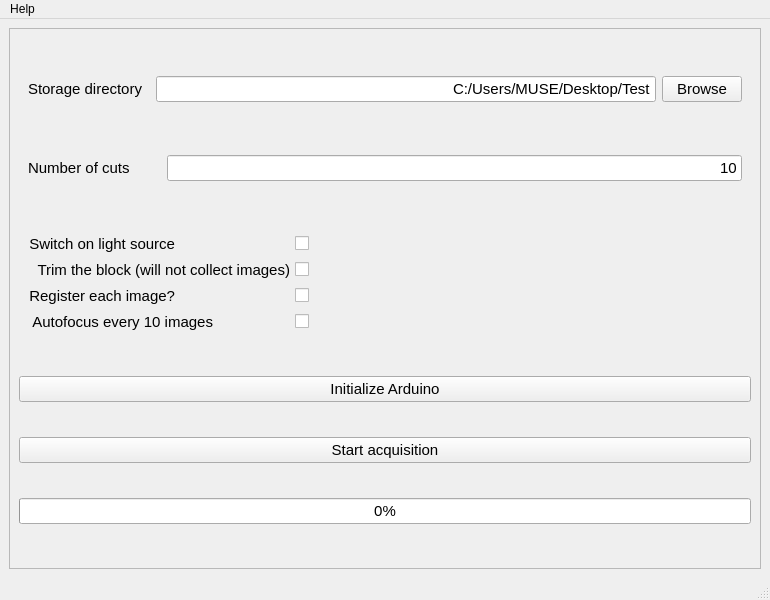
Before: the Qt Designer form mainwindow.ui in ckolluru/3D-MUSE-acquire, drawn with Qt 5.
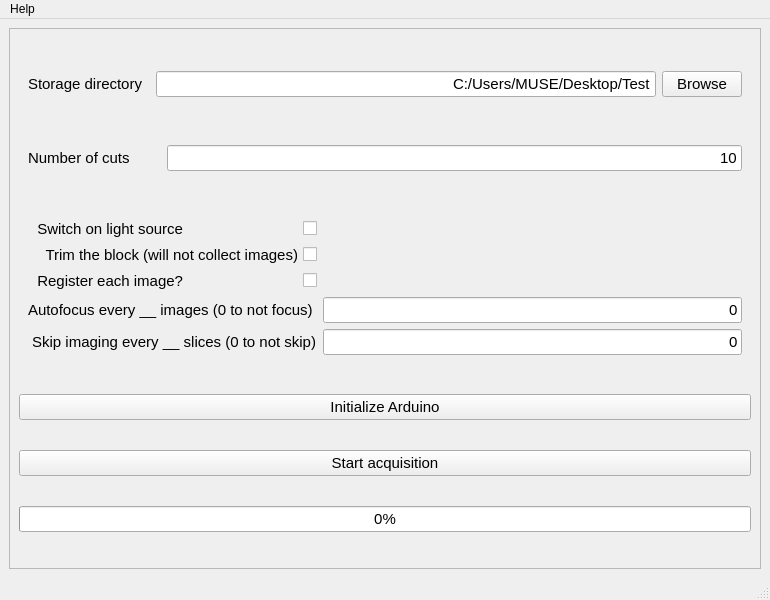
After: the same form once the commit is applied.

Commit message: Skip imaging every N slices functionality.

Diff of the .ui file:
```diff
--- a/mainwindow.ui
+++ b/mainwindow.ui
@@ -240,8 +240,29 @@
              </property>
             </spacer>
            </item>
-           <item row="6" column="3">
-            <spacer name="horizontalSpacer_6">
+           <item row="4" column="2">
+            <widget class="QCheckBox" name="trimBlockCheckbox">
+             <property name="font">
+              <font>
+               <family>Segoe UI</family>
+               <pointsize>11</pointsize>
+               <weight>50</weight>
+               <bold>false</bold>
+              </font>
+             </property>
+             <property name="layoutDirection">
+              <enum>Qt::RightToLeft</enum>
+             </property>
+             <property name="styleSheet">
+              <string notr="true">spacing:5;</string>
+             </property>
+             <property name="text">
+              <string>Trim the block (will not collect images)</string>
+             </property>
+            </widget>
+           </item>
+           <item row="0" column="3">
+            <spacer name="horizontalSpacer_7">
              <property name="orientation">
               <enum>Qt::Horizontal</enum>
              </property>
@@ -253,6 +274,54 @@
              </property>
             </spacer>
            </item>
+           <item row="7" column="2">
+            <widget class="QLabel" name="label">
+             <property name="font">
+              <font>
+               <family>Segoe UI</family>
+               <pointsize>11</pointsize>
+               <weight>50</weight>
+               <bold>false</bold>
+              </font>
+             </property>
+             <property name="text">
+              <string> Skip imaging every __ slices (0 to not skip)</string>
+             </property>
+            </widget>
+           </item>
+           <item row="7" column="3">
+            <widget class="QLineEdit" name="skipImagingEveryLineEdit">
+             <property name="font">
+              <font>
+               <family>Segoe UI</family>
+               <pointsize>11</pointsize>
+               <weight>50</weight>
+               <bold>false</bold>
+              </font>
+             </property>
+             <property name="text">
+              <string>0</string>
+             </property>
+             <property name="alignment">
+              <set>Qt::AlignRight|Qt::AlignTrailing|Qt::AlignVCenter</set>
+             </property>
+            </widget>
+           </item>
+           <item row="6" column="2">
+            <widget class="QLabel" name="label_2">
+             <property name="font">
+              <font>
+               <family>Segoe UI</family>
+               <pointsize>11</pointsize>
+               <weight>50</weight>
+               <bold>false</bold>
+              </font>
+             </property>
+             <property name="text">
+              <string>Autofocus every __ images (0 to not focus)</string>
+             </property>
+            </widget>
+           </item>
            <item row="0" column="2">
             <widget class="QCheckBox" name="switchOnLightCheckbox">
              <property name="sizePolicy">
@@ -280,33 +349,6 @@
              </property>
             </widget>
            </item>
-           <item row="6" column="2">
-            <widget class="QCheckBox" name="autofocusCheckbox">
-             <property name="sizePolicy">
-              <sizepolicy hsizetype="Fixed" vsizetype="Fixed">
-               <horstretch>0</horstretch>
-               <verstretch>0</verstretch>
-              </sizepolicy>
-             </property>
-             <property name="font">
-              <font>
-               <family>Segoe UI</family>
-               <pointsize>11</pointsize>
-               <weight>50</weight>
-               <bold>false</bold>
-              </font>
-             </property>
-             <property name="layoutDirection">
-              <enum>Qt::RightToLeft</enum>
-             </property>
-             <property name="styleSheet">
-              <string notr="true">spacing:82px;</string>
-             </property>
-             <property name="text">
-              <string>Autofocus every 10 images</string>
-             </property>
-            </widget>
-           </item>
            <item row="5" column="3">
             <spacer name="horizontalSpacer_9">
              <property name="orientation">
@@ -320,27 +362,6 @@
              </property>
             </spacer>
            </item>
-           <item row="4" column="2">
-            <widget class="QCheckBox" name="trimBlockCheckbox">
-             <property name="font">
-              <font>
-               <family>Segoe UI</family>
-               <pointsize>11</pointsize>
-               <weight>50</weight>
-               <bold>false</bold>
-              </font>
-             </property>
-             <property name="layoutDirection">
-              <enum>Qt::RightToLeft</enum>
-             </property>
-             <property name="styleSheet">
-              <string notr="true">spacing:5;</string>
-             </property>
-             <property name="text">
-              <string>Trim the block (will not collect images)</string>
-             </property>
-            </widget>
-           </item>
            <item row="5" column="2">
             <widget class="QCheckBox" name="registerImageCheckbox">
              <property name="sizePolicy">
@@ -368,18 +389,23 @@
              </property>
             </widget>
            </item>
-           <item row="0" column="3">
-            <spacer name="horizontalSpacer_7">
-             <property name="orientation">
-              <enum>Qt::Horizontal</enum>
+           <item row="6" column="3">
+            <widget class="QLineEdit" name="autoFocusEveryLineEdit">
+             <property name="font">
+              <font>
+               <family>Segoe UI</family>
+               <pointsize>11</pointsize>
+               <weight>50</weight>
+               <bold>false</bold>
+              </font>
              </property>
-             <property name="sizeHint" stdset="0">
-              <size>
-               <width>40</width>
-               <height>20</height>
-              </size>
+             <property name="text">
+              <string>0</string>
              </property>
-            </spacer>
+             <property name="alignment">
+              <set>Qt::AlignRight|Qt::AlignTrailing|Qt::AlignVCenter</set>
+             </property>
+            </widget>
            </item>
           </layout>
          </widget>
```
The commit also changes 2 other files.
